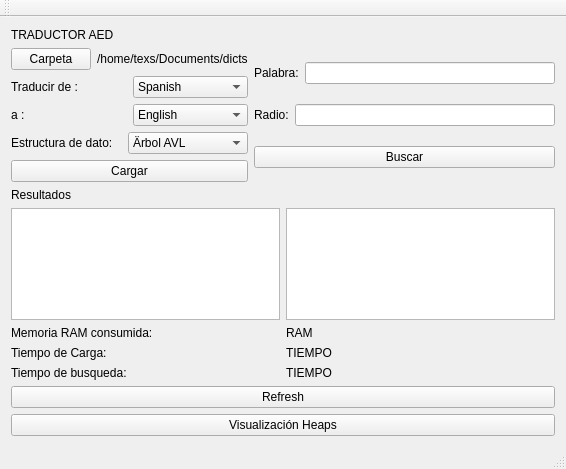
Before: the Qt Designer form windows/ui/mainwindow.ui in luantber/aedtraductor, drawn with Qt 5.
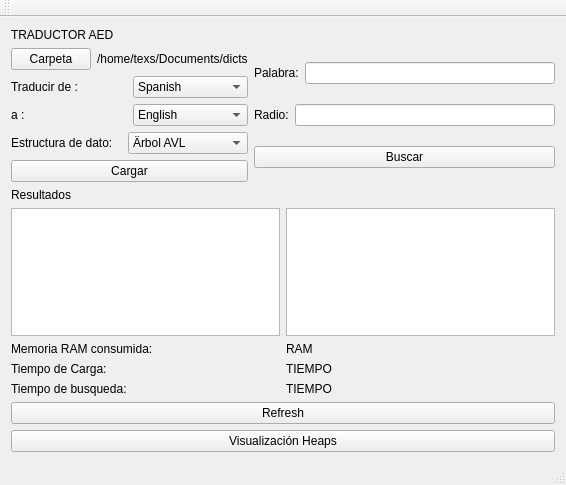
After: the same form once the commit is applied.

Commit message: elegir estructura de dato

What changed in the file:
```diff
--- a/windows/ui/mainwindow.ui
+++ b/windows/ui/mainwindow.ui
@@ -7,7 +7,7 @@
     <x>0</x>
     <y>0</y>
     <width>566</width>
-    <height>469</height>
+    <height>485</height>
    </rect>
   </property>
   <property name="windowTitle">
```
Left out of the diff: 12 changed lines with no effect on the pictures. The commit also changes 2 other files.
